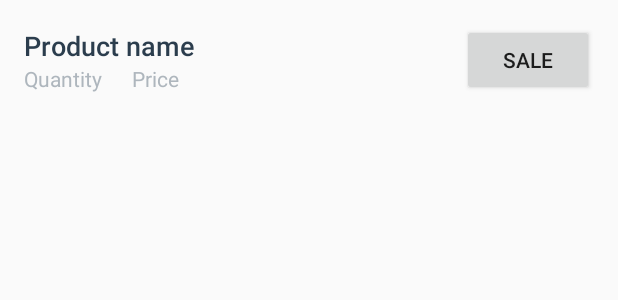
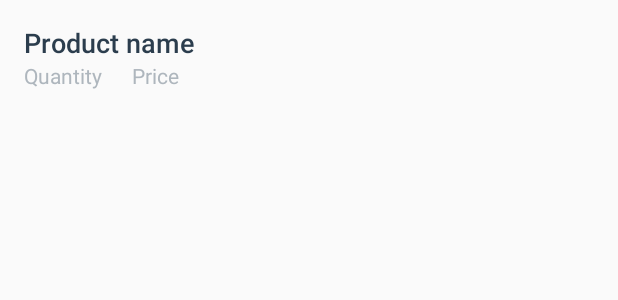
Before and after one commit to hania91414/BookStoreAppStage2, an Android app: the layout list_item.xml on its own in the app's theme, with its tools: preview values and no code run, on a phone screen of 412 x 824 dp. Shown: the top 300 px of the screen. Run offline under Robolectric (Android 15) with nearby library versions, the phone set to English and light mode, and no system bars.

Commit message:
Edit activity updated

```diff
--- a/app/src/main/java/com/example/hanna/bookstoreappstage2/ProdDetailsActivity.java
+++ b/app/src/main/java/com/example/hanna/bookstoreappstage2/ProdDetailsActivity.java
@@ -290,7 +290,7 @@ public class ProdDetailsActivity extends AppCompatActivity implements LoaderMana
 
             // Update the views on the screen with the values from the database
             mNameEditText.setText(name);
-            mQuantityTextView.setText(quantity);
+            mQuantityTextView.setText(Integer.toString(quantity));
             mPriceEditText.setText(Integer.toString(price));
         }
     }
--- a/app/src/main/res/layout/list_item.xml
+++ b/app/src/main/res/layout/list_item.xml
@@ -61,11 +61,11 @@
         </LinearLayout>
     </LinearLayout>
 
-    <Button
-        android:id="@+id/sale"
-        android:layout_width="wrap_content"
-        android:layout_height="wrap_content"
-        android:layout_alignParentEnd="true"
-        android:layout_centerVertical="true"
-        android:text="@string/sale_button" />
+    <!--<Button-->
+    <!--android:id="@+id/sale"-->
+    <!--android:layout_width="wrap_content"-->
+    <!--android:layout_height="wrap_content"-->
+    <!--android:layout_alignParentEnd="true"-->
+    <!--android:layout_centerVertical="true"-->
+    <!--android:text="@string/sale_button" />-->
 </LinearLayout>
--- a/gradle.properties
+++ b/gradle.properties
@@ -11,6 +11,6 @@ org.gradle.jvmargs=-Xmx1536m
 # This option should only be used with decoupled projects. More details, visit
 # http://www.gradle.org/docs/current/userguide/multi_project_builds.html#sec:decoupled_projects
 # org.gradle.parallel=true
-org.gradle.daemon=true
-org.gradle.parallel=true
-org.gradle.configureondemand=true
+#org.gradle.daemon=true
+#org.gradle.parallel=true
+#org.gradle.configureondemand=true
```
Also changed, not shown: app/src/main/java/com/example/hanna/bookstoreappstage2/MainActivity.java (+11 -13 lines).
